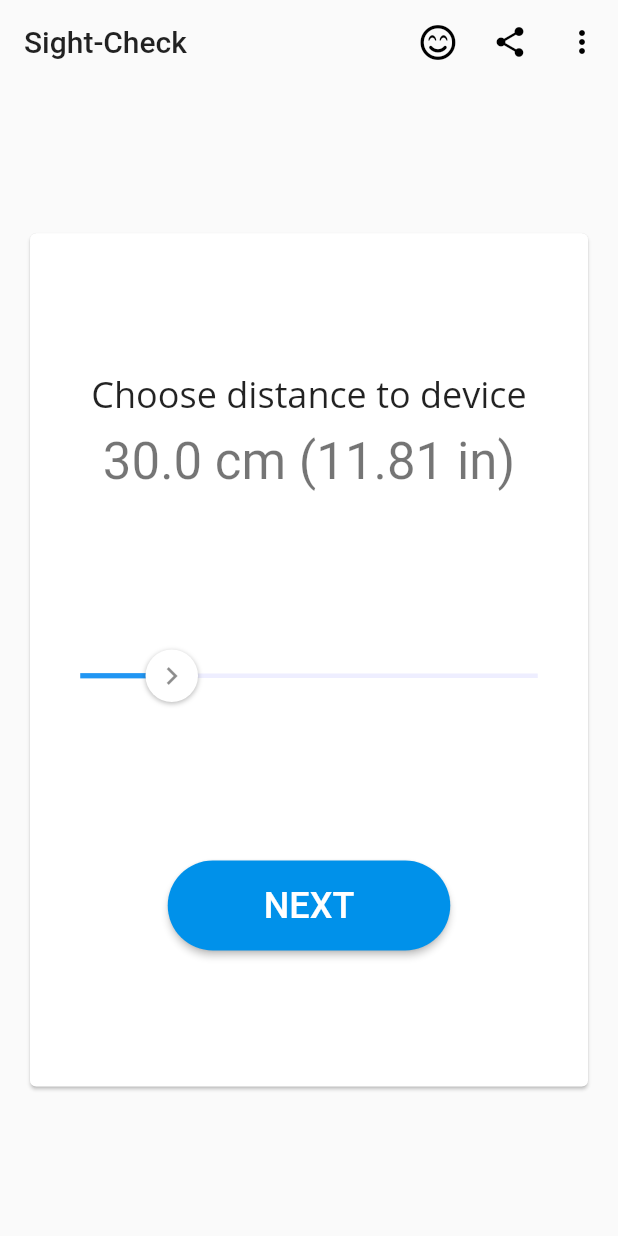
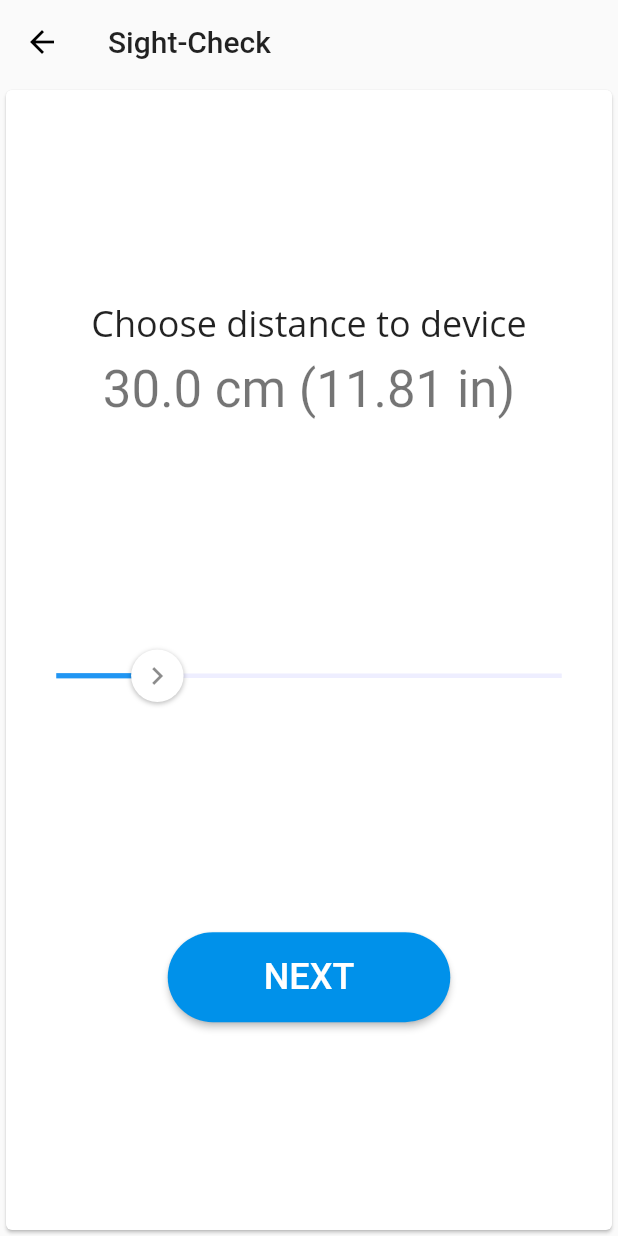
Before and after one commit to binc0/sight-check, a Flutter app: the screen it shows after launch, after a tap on "START", on a phone screen of 412 x 824 dp. Run offline on Flutter 3.47's test engine with Material 2 defaults, Android fonts, the phone set to English and light mode, and no system bars; drawn by our look-alikes of flutter_xlider; our stand-ins replace flutter_svg, font_awesome_flutter, share; missing offline and left inert: launch_review, screen.

Commit message:
Better Design and Progressbar

```diff
--- a/lib/ChartModel.dart
+++ b/lib/ChartModel.dart
@@ -18,37 +18,49 @@ class ChartModel extends Model {
     {"acuity": 80.0, "arc": 1.26},
     {"acuity": 100.0, "arc": 1.00},
   ];
-  int chartStepIndex = 4; // Current difficulty
-  int _positiveLetters = 0; // Correct guessed letters
-  int _wrongLettersInAStep = 0; // Wrong guessed letters in a row
-  int _totalGuesses = 0; // Total attempts in test
-  int _totalLetters = 30; // Total letters in test
+  int chartDifficulty = 4; // Current difficulty
+  int totalGuesses = 0; // Total attempts in test
+  int _correctGuesses = 0; // Correct guessed letters
+  int _wrongGuesses = 0; // Wrong guessed letters in a row
+  final int totalAmount = 20; // Total TestCards in test
   double distance = 30.0; // Default distance to device
   double ringHeight =
       31.5; // Default height of Landolt chart for 30cm at VA=0.5 in dp
   PageController controller = PageController();
+  bool isLeftEye = true;
+  double leftAcuity, rightAcuity;
 
-  // Use these to calculate result
-  int get positiveLetters => _positiveLetters;
-  int get totalLetters => _totalLetters;
-
-  void correctAnswer() {
-    _totalGuesses++; // Increment result by one correct letter
-    _positiveLetters++; // Reset how many attempts have been wrong in a row
-
-    if (_totalGuesses == _totalLetters) {
-      // TODO: Finish the test with current score
-      notifyListeners();
+  void guess(bool isGuessCorrect) {
+    totalGuesses++; // Increment result by one correct letter
+    if (isGuessCorrect) {
+      _correctGuesses++;
+    } else {
+      _wrongGuesses++;
     }
-  }
-
-  void wrongAnswer() {
-    _totalGuesses++;
-    _wrongLettersInAStep++;
-    if (_wrongLettersInAStep >= 3) {
-      // TODO Finish test
-      notifyListeners();
+    // Check whether the tests for on one eye have been completed
+    if (totalGuesses % totalAmount == 0) {
+      if (isLeftEye) {
+        leftAcuity = chartSteps[chartDifficulty]["acuity"];
+        isLeftEye = false;
+        chartDifficulty = 4;
+        print("Left: " + leftAcuity.toString() + "%");
+      } else {
+        rightAcuity = chartSteps[chartDifficulty]["acuity"];
+        print("Right: " + rightAcuity.toString() + "%");
+      }
     }
+    // Change difficulty after five representations
+    else if (totalGuesses % 5 == 0) {
+      if (_correctGuesses > _wrongGuesses) {
+        chartDifficulty++;
+      } else {
+        chartDifficulty--;
+      }
+      _correctGuesses = 0;
+      _wrongGuesses = 0;
+    }
+    print("TotalGuesses: " + totalGuesses.toString());
+    notifyListeners();
   }
 
   // Navigate to the next element in PageView
@@ -63,19 +75,14 @@ class ChartModel extends Model {
    *  Example: A 20/20 Letter at 4m distance would be 5.82mm big
    */
   calculateHeight() {
-    double height =
-        5 * this.distance * tan(chartSteps[chartStepIndex]["arc"] / 60);
-    print("Height: " + height.toString());
-    return height;
+    return 5 * this.distance * tan(chartSteps[chartDifficulty]["arc"] / 60);
   }
 
   // Set the height of the Landolt ring
   setHeight(double ratio) {
-    // TODO keep track of visual acuity steps and increase / decrease
     double height = calculateHeight();
     double inch = height / 2.54; // cm -> in conversion
     this.ringHeight =
         (inch * baseDPI * ratio) / ratio / 10; // in -> dp conversion
-    print("ring in dp: " + ringHeight.toString());
   }
 }
--- a/lib/components/IntroCard.dart
+++ b/lib/components/IntroCard.dart
@@ -1,12 +1,11 @@
 import 'package:flutter/material.dart';
 import 'package:flutter_svg/flutter_svg.dart';
 import 'package:screen/screen.dart';
-import 'package:sight_check/ChartModel.dart';
+import 'package:sight_check/pages/NearVisionPage.dart';
 
 // This Widget is a placeholder for upcoming tests
 class IntroCard extends StatefulWidget {
-  IntroCard(this.model);
-  ChartModel model;
+  IntroCard({Key key}) : super(key: key);
 
   @override
   _IntroCardState createState() => _IntroCardState();
@@ -74,7 +73,11 @@ class _IntroCardState extends State<IntroCard>
                         top: 16, right: 64, bottom: 16, left: 64),
                     shape: StadiumBorder(),
                     onPressed: () {
-                      widget.model.nextPage();
+                      Navigator.push(
+                        context,
+                        MaterialPageRoute(
+                            builder: (context) => NearVisionPage()),
+                      );
                     },
                   ),
                 ],
--- a/lib/pages/HomePage.dart
+++ b/lib/pages/HomePage.dart
@@ -1,14 +1,9 @@
 import 'package:flutter/material.dart';
 import 'package:font_awesome_flutter/font_awesome_flutter.dart';
-import 'package:scoped_model/scoped_model.dart';
-import 'package:sight_check/ChartModel.dart';
-import 'package:sight_check/components/DistanceCard.dart';
-import 'package:sight_check/components/EyeCard.dart';
-import 'package:sight_check/components/IntroCard.dart';
 import 'package:share/share.dart';
 import 'package:launch_review/launch_review.dart';
+import 'package:sight_check/components/IntroCard.dart';
 import 'package:sight_check/components/PopupMenu.dart';
-import 'package:sight_check/components/TestCard.dart';
 
 class HomePage extends StatefulWidget {
   HomePage({Key key}) : super(key: key);
@@ -49,24 +44,7 @@ class _HomePageState extends State<HomePage> {
         child: Center(
           child: Container(
             height: MediaQuery.of(context).size.height * 0.7,
-            child: ScopedModel<ChartModel>(
-              model: new ChartModel(),
-              child: ScopedModelDescendant<ChartModel>(
-                builder: (context, child, model) => PageView(
-                  controller: model.controller,
-                  scrollDirection: Axis.horizontal,
-                  physics: new NeverScrollableScrollPhysics(),
-                  children: <Widget>[
-                    IntroCard(model),
-                    DistanceCard(model),
-                    EyeCard("left", model),
-                    TestCard(model),
-                    EyeCard("right", model),
-                    TestCard(model),
-                  ],
-                ),
-              ),
-            ),
+            child: IntroCard(),
           ),
         ),
       ),
--- /dev/null
+++ b/lib/pages/NearVisionPage.dart
@@ -0,0 +1,80 @@
+import 'package:flutter/material.dart';
+import 'package:scoped_model/scoped_model.dart';
+import 'package:sight_check/ChartModel.dart';
+import 'package:sight_check/components/DistanceCard.dart';
+import 'package:sight_check/components/EyeCard.dart';
+import 'package:sight_check/components/TestCard.dart';
+
+class NearVisionPage extends StatefulWidget {
+  NearVisionPage({Key key}) : super(key: key);
+
+  _NearVisionPageState createState() => _NearVisionPageState();
+}
+
+class _NearVisionPageState extends State<NearVisionPage> {
+  @override
+  Widget build(BuildContext context) {
+    return Scaffold(
+      appBar: AppBar(
+          backgroundColor: Theme.of(context).scaffoldBackgroundColor,
+          elevation: 0,
+          title: const Text("Sight-Check")),
+      body: ScopedModel<ChartModel>(
+        model: new ChartModel(),
+        child: ScopedModelDescendant<ChartModel>(
+          builder: (context, child, model) => PageView(
+            controller: model.controller,
+            scrollDirection: Axis.horizontal,
+            physics: new NeverScrollableScrollPhysics(),
+            children: <Widget>[
+              // I will have to read some documentation to remove that spaghetti code..
+              DistanceCard(model),
+              EyeCard("left", model),
+              TestCard(model),
+              TestCard(model),
+              TestCard(model),
+              TestCard(model),
+              TestCard(model),
+              TestCard(model),
+              TestCard(model),
+              TestCard(model),
+              TestCard(model),
+              TestCard(model),
+              TestCard(model),
+              TestCard(model),
+              TestCard(model),
+              TestCard(model),
+              TestCard(model),
+              TestCard(model),
+              TestCard(model),
+              TestCard(model),
+              TestCard(model),
+              TestCard(model),
+              EyeCard("right", model),
+              TestCard(model),
+              TestCard(model),
+              TestCard(model),
+              TestCard(model),
+              TestCard(model),
+              TestCard(model),
+              TestCard(model),
+              TestCard(model),
+              TestCard(model),
+              TestCard(model),
+              TestCard(model),
+              TestCard(model),
+              TestCard(model),
+              TestCard(model),
+              TestCard(model),
+              TestCard(model),
+              TestCard(model),
+              TestCard(model),
+              TestCard(model),
+              TestCard(model),
+            ],
+          ),
+        ),
+      ),
+    );
+  }
+}
```
Also changed, not shown: lib/components/TestCard.dart (+12 -6 lines).
